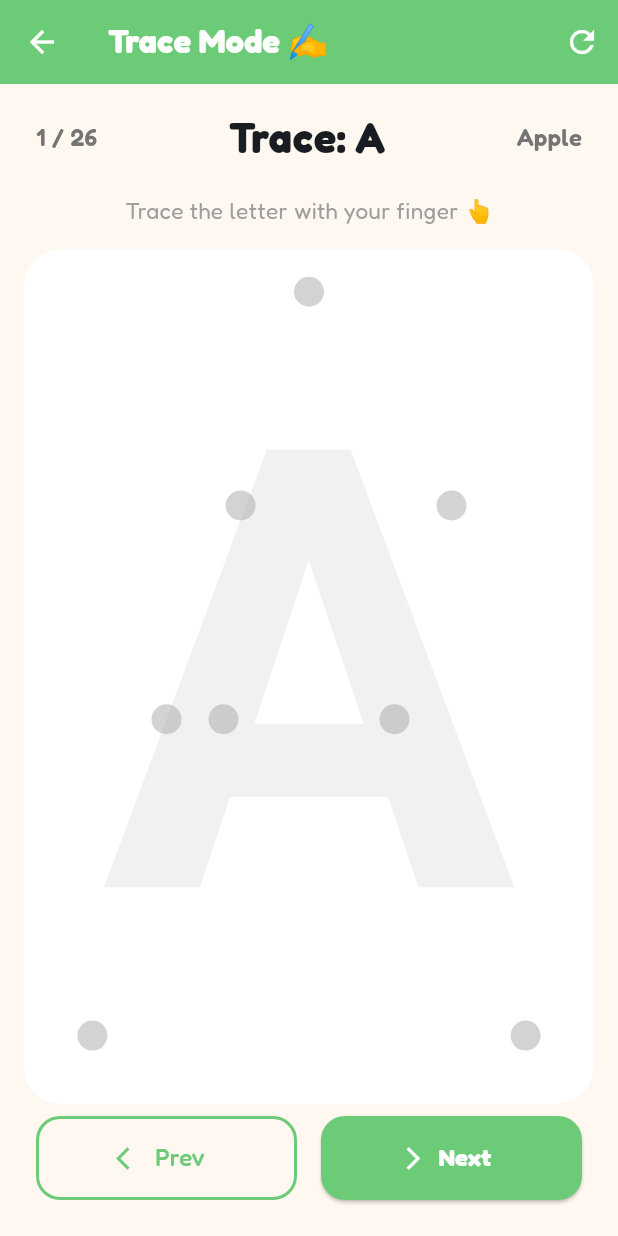
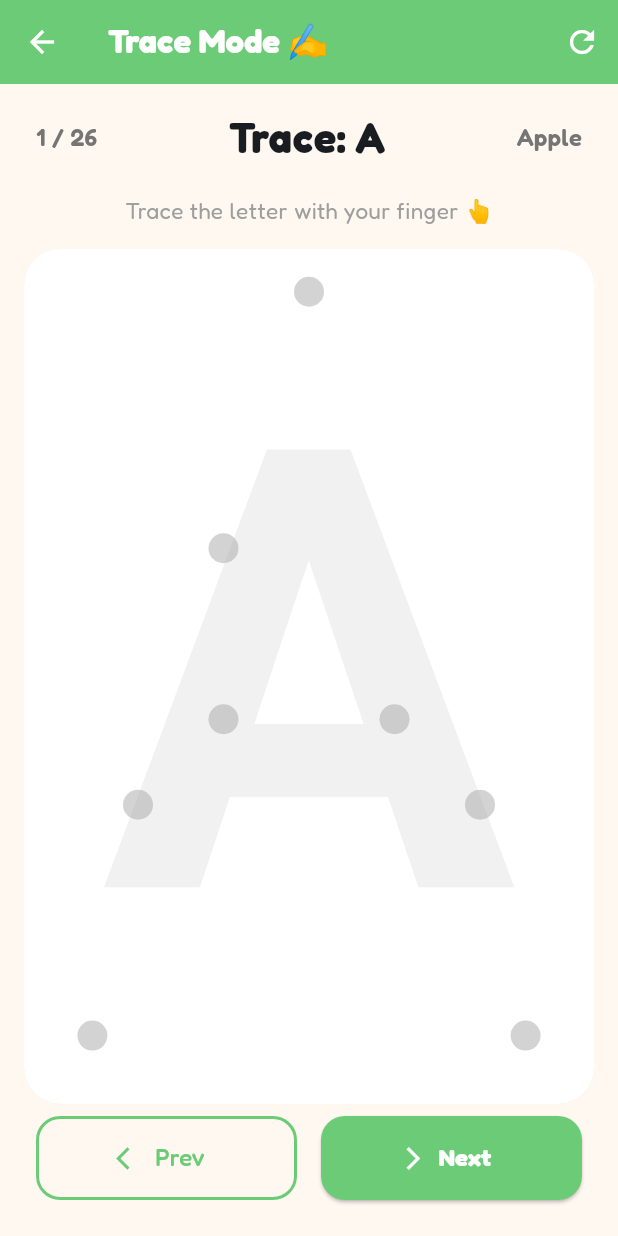
Before and after one commit to mhashirmaroof/abc_kids_game, a Flutter app: the TraceScreen screen opened directly, on a phone screen of 412 x 824 dp. Run offline on Flutter 3.47's test engine with Material 3 defaults, Android fonts, the phone set to English and light mode, and no system bars; our stand-ins replace audioplayers, confetti, flutter_animate, flutter_riverpod, flutter_tts, google_mobile_ads and 1 more; accounts and stored records are empty.

Commit message:
fix: TraceScreen — clean waypoints, 100% threshold, 30px hit radius, auto-advance
- Removed all duplicate waypoints from H, K, X, Y, E, F, P, R that caused early success
- Improved W with 7 proper waypoints covering full shape
- Success now requires ALL waypoints hit (100%) — no more early trigger
- Hit radius increased 22px → 30px for child-friendly finger tracing
- Canvas stays unlocked after success — child can keep drawing freely
- Auto-advances to next letter 2s after completing
- Single setState per pan event for better performance

```diff
--- a/lib/screens/trace_screen.dart
+++ b/lib/screens/trace_screen.dart
@@ -5,67 +5,71 @@ import '../providers/app_providers.dart';
 import '../services/audio_service.dart';
 
 // ── Waypoints for all 26 letters (normalised 0.0–1.0 coords) ─────────────────
+// Rules: NO duplicate points. Each point is a unique position the child must visit.
 const Map<String, List<Offset>> _letterWaypoints = {
   'A': [
-    Offset(0.50, 0.05), Offset(0.38, 0.30), Offset(0.25, 0.55),
-    Offset(0.12, 0.92), Offset(0.35, 0.55), Offset(0.65, 0.55),
-    Offset(0.75, 0.30), Offset(0.88, 0.92),
+    Offset(0.50, 0.05), Offset(0.35, 0.35),
+    Offset(0.20, 0.65), Offset(0.12, 0.92),
+    Offset(0.35, 0.55), Offset(0.65, 0.55),
+    Offset(0.80, 0.65), Offset(0.88, 0.92),
   ],
   'B': [
     Offset(0.22, 0.08), Offset(0.22, 0.50), Offset(0.22, 0.92),
-    Offset(0.55, 0.08), Offset(0.75, 0.25), Offset(0.55, 0.50),
-    Offset(0.75, 0.72), Offset(0.55, 0.92),
+    Offset(0.55, 0.08), Offset(0.78, 0.28), Offset(0.55, 0.50),
+    Offset(0.78, 0.72), Offset(0.55, 0.92),
   ],
   'C': [
-    Offset(0.75, 0.18), Offset(0.50, 0.05), Offset(0.25, 0.22),
-    Offset(0.12, 0.50), Offset(0.25, 0.78), Offset(0.50, 0.95),
-    Offset(0.75, 0.82),
+    Offset(0.78, 0.18), Offset(0.50, 0.05), Offset(0.22, 0.22),
+    Offset(0.10, 0.50), Offset(0.22, 0.78), Offset(0.50, 0.95),
+    Offset(0.78, 0.82),
   ],
   'D': [
     Offset(0.22, 0.08), Offset(0.22, 0.50), Offset(0.22, 0.92),
-    Offset(0.50, 0.08), Offset(0.80, 0.28), Offset(0.90, 0.50),
-    Offset(0.80, 0.72), Offset(0.50, 0.92),
+    Offset(0.52, 0.08), Offset(0.82, 0.28), Offset(0.92, 0.50),
+    Offset(0.82, 0.72), Offset(0.52, 0.92),
   ],
   'E': [
-    Offset(0.72, 0.08), Offset(0.22, 0.08), Offset(0.22, 0.50),
-    Offset(0.62, 0.50), Offset(0.22, 0.50), Offset(0.22, 0.92),
-    Offset(0.72, 0.92),
+    Offset(0.72, 0.08), Offset(0.22, 0.08),
+    Offset(0.22, 0.50), Offset(0.62, 0.50),
+    Offset(0.22, 0.92), Offset(0.72, 0.92),
   ],
   'F': [
-    Offset(0.72, 0.08), Offset(0.22, 0.08), Offset(0.22, 0.50),
-    Offset(0.62, 0.50), Offset(0.22, 0.50), Offset(0.22, 0.92),
+    Offset(0.72, 0.08), Offset(0.22, 0.08),
+    Offset(0.22, 0.50), Offset(0.62, 0.50),
+    Offset(0.22, 0.92),
   ],
   'G': [
-    Offset(0.75, 0.18), Offset(0.50, 0.05), Offset(0.25, 0.22),
-    Offset(0.12, 0.50), Offset(0.25, 0.78), Offset(0.50, 0.95),
-    Offset(0.75, 0.82), Offset(0.75, 0.50), Offset(0.52, 0.50),
+    Offset(0.78, 0.18), Offset(0.50, 0.05), Offset(0.22, 0.22),
+    Offset(0.10, 0.50), Offset(0.22, 0.78), Offset(0.50, 0.95),
+    Offset(0.78, 0.82), Offset(0.78, 0.50), Offset(0.52, 0.50),
   ],
   'H': [
     Offset(0.22, 0.08), Offset(0.22, 0.50), Offset(0.22, 0.92),
-    Offset(0.22, 0.50), Offset(0.78, 0.50),
+    Offset(0.78, 0.50),                      // crossbar (only once)
     Offset(0.78, 0.08), Offset(0.78, 0.92),
   ],
   'I': [
-    Offset(0.35, 0.08), Offset(0.65, 0.08), Offset(0.50, 0.08),
-    Offset(0.50, 0.50), Offset(0.50, 0.92),
+    Offset(0.35, 0.08), Offset(0.65, 0.08),
+    Offset(0.50, 0.50),
     Offset(0.35, 0.92), Offset(0.65, 0.92),
   ],
   'J': [
-    Offset(0.35, 0.08), Offset(0.65, 0.08), Offset(0.65, 0.50),
-    Offset(0.65, 0.78), Offset(0.52, 0.95), Offset(0.30, 0.92),
-    Offset(0.20, 0.78),
+    Offset(0.35, 0.08), Offset(0.65, 0.08),
+    Offset(0.65, 0.50), Offset(0.65, 0.78),
+    Offset(0.52, 0.95), Offset(0.30, 0.92), Offset(0.20, 0.78),
   ],
   'K': [
     Offset(0.22, 0.08), Offset(0.22, 0.50), Offset(0.22, 0.92),
-    Offset(0.22, 0.50), Offset(0.75, 0.08),
-    Offset(0.22, 0.50), Offset(0.75, 0.92),
+    Offset(0.75, 0.08),                      // upper arm (only once)
+    Offset(0.75, 0.92),                      // lower arm
   ],
   'L': [
     Offset(0.25, 0.08), Offset(0.25, 0.50),
     Offset(0.25, 0.92), Offset(0.72, 0.92),
   ],
   'M': [
-    Offset(0.10, 0.92), Offset(0.10, 0.08), Offset(0.50, 0.55),
+    Offset(0.10, 0.92), Offset(0.10, 0.08),
+    Offset(0.50, 0.55),
     Offset(0.90, 0.08), Offset(0.90, 0.92),
   ],
   'N': [
@@ -75,12 +79,12 @@ const Map<String, List<Offset>> _letterWaypoints = {
   'O': [
     Offset(0.50, 0.05), Offset(0.80, 0.22), Offset(0.92, 0.50),
     Offset(0.80, 0.78), Offset(0.50, 0.95), Offset(0.20, 0.78),
-    Offset(0.08, 0.50), Offset(0.20, 0.22),
+    Offset(0.08, 0.50), Offset(0.20, 0.22), Offset(0.50, 0.05),
   ],
   'P': [
     Offset(0.22, 0.08), Offset(0.22, 0.50), Offset(0.22, 0.92),
-    Offset(0.22, 0.08), Offset(0.55, 0.08), Offset(0.75, 0.25),
-    Offset(0.55, 0.50), Offset(0.22, 0.50),
+    Offset(0.55, 0.08), Offset(0.75, 0.25),
+    Offset(0.55, 0.50),                      // loop closes back — no duplicate of 0.22,0.50
   ],
   'Q': [
     Offset(0.50, 0.05), Offset(0.80, 0.22), Offset(0.92, 0.50),
@@ -90,17 +94,17 @@ const Map<String, List<Offset>> _letterWaypoints = {
   ],
   'R': [
     Offset(0.22, 0.08), Offset(0.22, 0.50), Offset(0.22, 0.92),
-    Offset(0.22, 0.08), Offset(0.55, 0.08), Offset(0.75, 0.25),
-    Offset(0.55, 0.50), Offset(0.22, 0.50), Offset(0.78, 0.92),
+    Offset(0.55, 0.08), Offset(0.75, 0.25),
+    Offset(0.55, 0.50), Offset(0.78, 0.92),
   ],
   'S': [
-    Offset(0.75, 0.15), Offset(0.50, 0.05), Offset(0.25, 0.18),
-    Offset(0.22, 0.35), Offset(0.50, 0.50), Offset(0.78, 0.65),
-    Offset(0.75, 0.82), Offset(0.50, 0.95), Offset(0.25, 0.85),
+    Offset(0.78, 0.15), Offset(0.50, 0.05), Offset(0.22, 0.18),
+    Offset(0.20, 0.35), Offset(0.50, 0.50), Offset(0.80, 0.65),
+    Offset(0.78, 0.82), Offset(0.50, 0.95), Offset(0.22, 0.85),
   ],
   'T': [
-    Offset(0.15, 0.08), Offset(0.85, 0.08),
-    Offset(0.50, 0.08), Offset(0.50, 0.50), Offset(0.50, 0.92),
+    Offset(0.15, 0.08), Offset(0.50, 0.08), Offset(0.85, 0.08),
+    Offset(0.50, 0.50), Offset(0.50, 0.92),
   ],
   'U': [
     Offset(0.18, 0.08), Offset(0.18, 0.65), Offset(0.28, 0.88),
@@ -108,26 +112,31 @@ const Map<String, List<Offset>> _letterWaypoints = {
     Offset(0.82, 0.08),
   ],
   'V': [
-    Offset(0.12, 0.08), Offset(0.35, 0.60),
-    Offset(0.50, 0.92), Offset(0.65, 0.60), Offset(0.88, 0.08),
+    Offset(0.12, 0.08), Offset(0.28, 0.42),
+    Offset(0.50, 0.92),
+    Offset(0.72, 0.42), Offset(0.88, 0.08),
   ],
   'W': [
-    Offset(0.08, 0.08), Offset(0.25, 0.88), Offset(0.50, 0.55),
-    Offset(0.75, 0.88), Offset(0.92, 0.08),
+    Offset(0.08, 0.08), Offset(0.22, 0.75),
+    Offset(0.38, 0.42), Offset(0.50, 0.75),
+    Offset(0.65, 0.42), Offset(0.80, 0.75), Offset(0.92, 0.08),
   ],
   'X': [
-    Offset(0.15, 0.08), Offset(0.50, 0.50), Offset(0.85, 0.92),
-    Offset(0.50, 0.50),
-    Offset(0.85, 0.08), Offset(0.50, 0.50), Offset(0.15, 0.92),
+    Offset(0.15, 0.08), Offset(0.38, 0.35),
+    Offset(0.50, 0.50),                      // center — only once
+    Offset(0.62, 0.65), Offset(0.85, 0.92),
+    Offset(0.85, 0.08), Offset(0.62, 0.35),
+    Offset(0.38, 0.65), Offset(0.15, 0.92),
   ],
   'Y': [
-    Offset(0.15, 0.08), Offset(0.50, 0.50), Offset(0.85, 0.08),
-    Offset(0.50, 0.50), Offset(0.50, 0.92),
+    Offset(0.15, 0.08), Offset(0.32, 0.32),
+    Offset(0.50, 0.50),                      // center — only once
+    Offset(0.68, 0.32), Offset(0.85, 0.08),
+    Offset(0.50, 0.75), Offset(0.50, 0.92),
   ],
   'Z': [
     Offset(0.15, 0.08), Offset(0.85, 0.08),
     Offset(0.15, 0.92), Offset(0.85, 0.92),
-    Offset(0.50, 0.50),
   ],
 };
 
@@ -150,20 +159,33 @@ class _TraceScreenState extends ConsumerState<TraceScreen> {
       _letterWaypoints[_currentLetter] ?? _letterWaypoints['A']!;
 
   void _onPanUpdate(DragUpdateDetails d, Size size) {
-    if (_completed) return;
-    setState(() => _drawnPoints.add(d.localPosition));
+    // Do NOT return early when completed — child can keep drawing freely
     final wps = _waypoints;
+    bool changed = false;
     for (int i = 0; i < wps.length; i++) {
       if (_hitWaypoints.contains(i)) continue;
       final wp = Offset(wps[i].dx * size.width, wps[i].dy * size.height);
-      if ((d.localPosition - wp).distance < 22.0) {
+      if ((d.localPosition - wp).distance < 30.0) {   // 30px — easier for kids
         _hitWaypoints.add(i);
         _hitCount++;
+        changed = true;
       }
     }
-    if (_hitCount >= (_waypoints.length * 0.7).ceil() && !_completed) {
+    // Single setState per pan event for performance
+    setState(() => _drawnPoints.add(d.localPosition));
+    // Trigger success only once, after ALL waypoints are hit (100%)
+    if (!_completed && _hitCount >= _waypoints.length) {
       setState(() => _completed = true);
       AudioService.playSuccess();
+      // Auto-advance to next letter after 2 seconds
+      Future.delayed(const Duration(seconds: 2), () {
+        if (mounted) {
+          final total = ref.read(alphabetProvider).valueOrNull?.length ?? 26;
+          _nextLetter(total);
+        }
+      });
+    } else if (changed) {
+      setState(() {}); // repaint waypoint colours
     }
   }
 
@@ -256,7 +278,7 @@ class _TraceScreenState extends ConsumerState<TraceScreen> {
                         decoration: BoxDecoration(
                             color: const Color(AppColors.green),
                             borderRadius: BorderRadius.circular(16)),
-                        child: const Text('🎉 Great job! Keep going!',
+                        child: const Text('🎉 Amazing! Next letter coming…',
                             style: TextStyle(fontSize: 20, color: Colors.white, fontWeight: FontWeight.bold)),
                       )
                     : Container(
```
